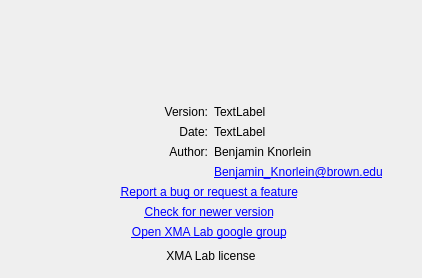
The window that src/ui/ui-files/AboutDialog.ui (XROMMPackages/xmalab) describes before a commit, drawn with Qt 5.
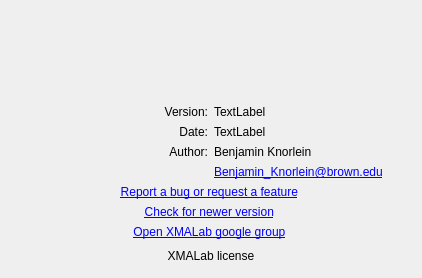
The same window after the commit. Icons and pictures are not drawn.

```diff
--- a/src/ui/ui-files/AboutDialog.ui
+++ b/src/ui/ui-files/AboutDialog.ui
@@ -215,7 +215,7 @@
      <item row="12" column="0" colspan="2">
       <widget class="QLabel" name="label_8">
        <property name="text">
-        <string>&lt;a href=&quot;https://groups.google.com/a/brown.edu/forum/?hl=en#!forum/xmalab&quot;&gt;Open XMA Lab google group&lt;/a&gt; </string>
+        <string>&lt;a href=&quot;https://groups.google.com/a/brown.edu/forum/?hl=en#!forum/xmalab&quot;&gt;Open XMALab google group&lt;/a&gt; </string>
        </property>
        <property name="alignment">
         <set>Qt::AlignCenter</set>
@@ -231,7 +231,7 @@
      <item row="13" column="0" colspan="2">
       <widget class="QPushButton" name="pushButtonLicense">
        <property name="text">
-        <string>XMA Lab license</string>
+        <string>XMALab license</string>
        </property>
        <property name="autoDefault">
         <bool>false</bool>
```
